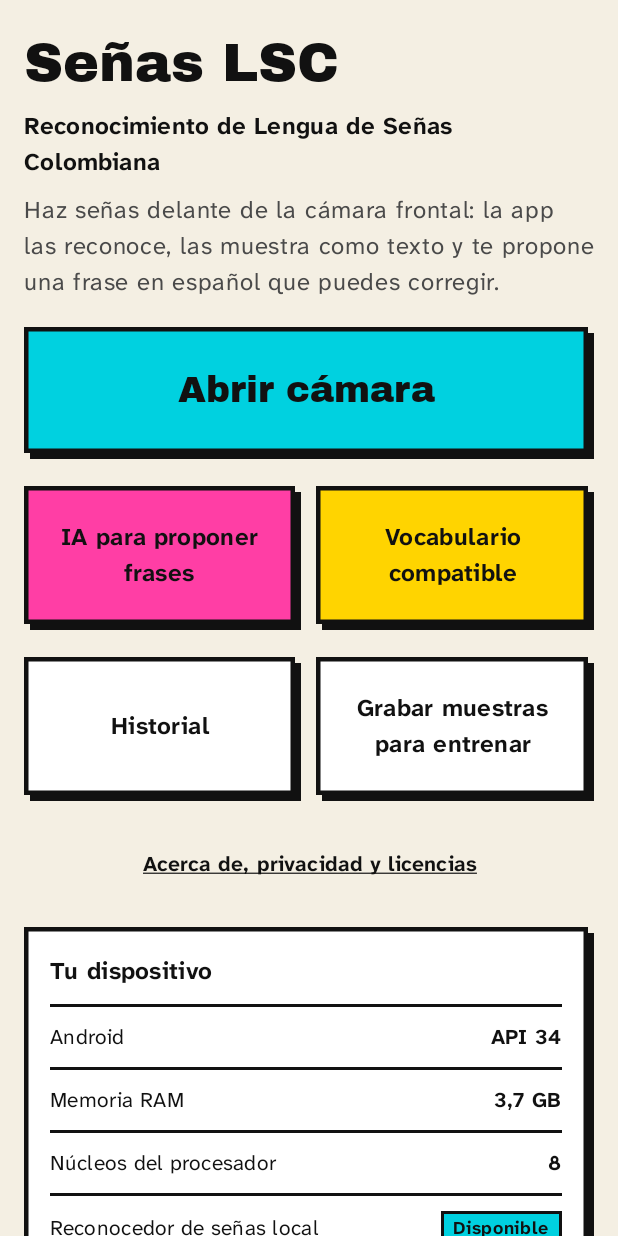
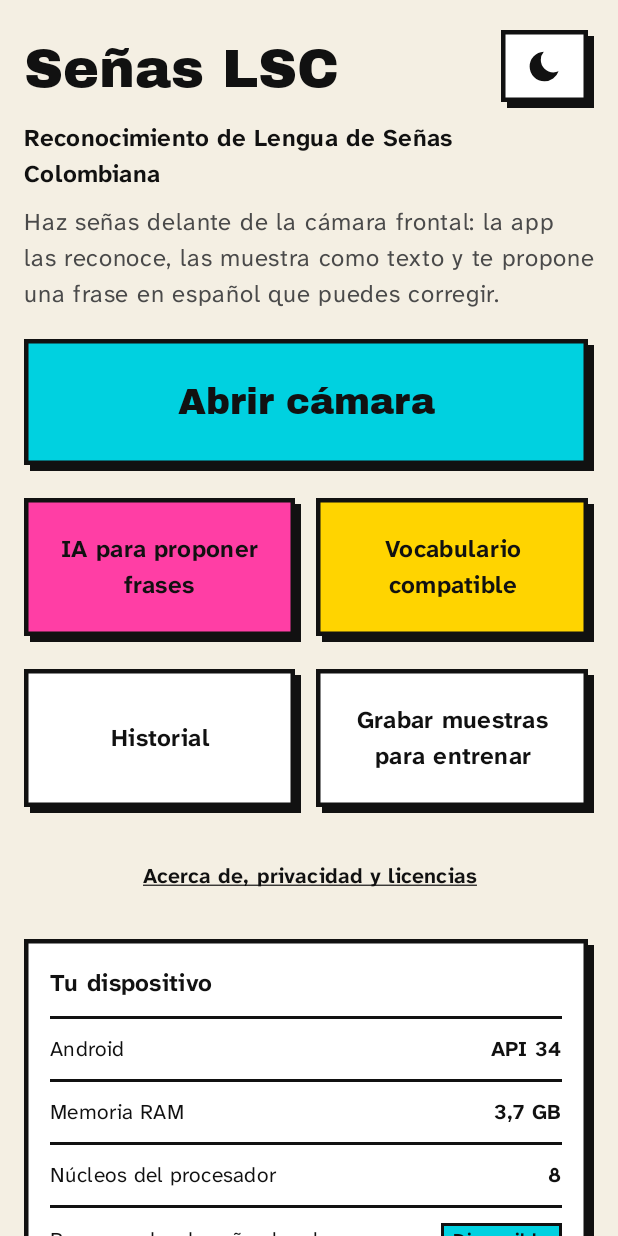
Before and after one commit to Lhansqw/senas-lsc, an Android app built with Jetpack Compose: the @Preview function VistaPreviaInicio, on a phone screen of 412 x 824 dp. Run offline under Robolectric (Android 15) with nearby library versions, the phone set to English and light mode, and no system bars.

Commit message:
feat(ui): botón para cambiar entre modo claro y oscuro
Está en la cabecera de Inicio. Hasta que se toca, la app sigue el tema del sistema; después recuerda la elección. Los íconos de la barra de estado siguen al tema de la app, y en la cámara quedan siempre claros.

```diff
--- a/app/src/main/kotlin/com/lhansqw/senaslsc/SenasApp.kt
+++ b/app/src/main/kotlin/com/lhansqw/senaslsc/SenasApp.kt
@@ -9,6 +9,7 @@ import com.lhansqw.senaslsc.historial.ServicioHistorial
 import com.lhansqw.senaslsc.ia.PreferenciasIa
 import com.lhansqw.senaslsc.ia.PreferenciasIaRemota
 import com.lhansqw.senaslsc.interpreter.litertlm.GestorModeloLenguaje
+import com.lhansqw.senaslsc.ui.theme.PreferenciasTema
 import kotlinx.coroutines.CoroutineScope
 import kotlinx.coroutines.Dispatchers
 import kotlinx.coroutines.SupervisorJob
@@ -28,4 +29,5 @@ class SenasApp : Application() {
     val gestorModelo: GestorModeloLenguaje by lazy { GestorModeloLenguaje(this, ambito) }
     val preferenciasHistorial: PreferenciasHistorial by lazy { PreferenciasHistorial(this) }
     val historial: ServicioHistorial by lazy { ServicioHistorial(this, ambito).also { it.cargar() } }
+    val preferenciasTema: PreferenciasTema by lazy { PreferenciasTema(this) }
 }
--- a/app/src/main/kotlin/com/lhansqw/senaslsc/ui/PantallaInicio.kt
+++ b/app/src/main/kotlin/com/lhansqw/senaslsc/ui/PantallaInicio.kt
@@ -1,5 +1,7 @@
 package com.lhansqw.senaslsc.ui
 
+import androidx.compose.foundation.Canvas
+import androidx.compose.foundation.isSystemInDarkTheme
 import androidx.compose.foundation.layout.Arrangement
 import androidx.compose.foundation.layout.Column
 import androidx.compose.foundation.layout.IntrinsicSize
@@ -10,16 +12,24 @@ import androidx.compose.foundation.layout.fillMaxWidth
 import androidx.compose.foundation.layout.height
 import androidx.compose.foundation.layout.heightIn
 import androidx.compose.foundation.layout.padding
+import androidx.compose.foundation.layout.size
 import androidx.compose.foundation.rememberScrollState
 import androidx.compose.foundation.verticalScroll
+import androidx.compose.material3.LocalContentColor
 import androidx.compose.material3.MaterialTheme
 import androidx.compose.material3.Scaffold
 import androidx.compose.material3.Text
 import androidx.compose.runtime.Composable
 import androidx.compose.ui.Alignment
 import androidx.compose.ui.Modifier
+import androidx.compose.ui.geometry.Offset
+import androidx.compose.ui.geometry.Rect
 import androidx.compose.ui.graphics.Color
+import androidx.compose.ui.graphics.Path
+import androidx.compose.ui.graphics.PathOperation
+import androidx.compose.ui.graphics.StrokeCap
 import androidx.compose.ui.res.stringResource
+import androidx.compose.ui.semantics.contentDescription
 import androidx.compose.ui.semantics.heading
 import androidx.compose.ui.semantics.semantics
 import androidx.compose.ui.text.style.TextAlign
@@ -41,6 +51,9 @@ import com.lhansqw.senaslsc.ui.brutal.VarianteBoton
 import com.lhansqw.senaslsc.ui.theme.ColoresBrutal
 import com.lhansqw.senaslsc.ui.theme.LocalBrutal
 import com.lhansqw.senaslsc.ui.theme.TemaSenasLSC
+import kotlin.math.PI
+import kotlin.math.cos
+import kotlin.math.sin
 
 @Composable
 fun PantallaInicio(
@@ -52,6 +65,8 @@ fun PantallaInicio(
     onAbrirVocabulario: () -> Unit,
     onAbrirAcerca: () -> Unit,
     onAbrirGrabacion: () -> Unit,
+    oscuro: Boolean,
+    onAlternarTema: () -> Unit,
     modifier: Modifier = Modifier,
 ) {
     val brutal = LocalBrutal.current
@@ -64,11 +79,14 @@ fun PantallaInicio(
             verticalArrangement = Arrangement.spacedBy(18.dp),
         ) {
             Column(verticalArrangement = Arrangement.spacedBy(8.dp)) {
-                Text(
-                    text = stringResource(R.string.app_name),
-                    style = MaterialTheme.typography.displaySmall,
-                    modifier = Modifier.semantics { heading() },
-                )
+                Row(verticalAlignment = Alignment.CenterVertically, horizontalArrangement = Arrangement.spacedBy(12.dp)) {
+                    Text(
+                        text = stringResource(R.string.app_name),
+                        style = MaterialTheme.typography.displaySmall,
+                        modifier = Modifier.weight(1f).semantics { heading() },
+                    )
+                    BotonTema(oscuro, onAlternarTema)
+                }
                 Text(text = stringResource(R.string.inicio_titulo), style = MaterialTheme.typography.titleMedium)
                 Text(
                     text = stringResource(R.string.inicio_descripcion),
@@ -108,6 +126,52 @@ fun PantallaInicio(
             AvisoBrutal(stringResource(R.string.limitaciones_texto), titulo = stringResource(R.string.limitaciones_titulo))
 
             Insignia(stringResource(R.string.inicio_version, BuildConfig.VERSION_NAME))
+        }
+    }
+}
+
+/**
+ * Cambia entre modo claro y oscuro. Muestra el modo al que se pasa: un sol en oscuro, una luna en
+ * claro. TalkBack lee la acción, no el dibujo.
+ */
+@Composable
+private fun BotonTema(oscuro: Boolean, onAlternar: () -> Unit) {
+    val accion = stringResource(if (oscuro) R.string.inicio_modo_claro else R.string.inicio_modo_oscuro)
+    BotonBrutal(
+        onClick = onAlternar,
+        variante = VarianteBoton.Secundario,
+        modifier = Modifier.semantics { contentDescription = accion },
+    ) {
+        val tinta = LocalContentColor.current
+        Canvas(Modifier.size(22.dp)) {
+            val centro = center
+            if (oscuro) {
+                // Sol: círculo y ocho rayos.
+                val r = size.minDimension * 0.22f
+                drawCircle(tinta, radius = r, center = centro)
+                repeat(8) { i ->
+                    val angulo = i * PI / 4
+                    val dir = Offset(cos(angulo).toFloat(), sin(angulo).toFloat())
+                    drawLine(
+                        tinta,
+                        start = centro + dir * (r + size.minDimension * 0.1f),
+                        end = centro + dir * (size.minDimension * 0.5f),
+                        strokeWidth = size.minDimension * 0.1f,
+                        cap = StrokeCap.Square,
+                    )
+                }
+            } else {
+                // Luna: un círculo al que otro, desplazado, le quita un bocado.
+                val r = size.minDimension * 0.45f
+                val luna = Path().apply {
+                    op(
+                        Path().apply { addOval(Rect(centro, r)) },
+                        Path().apply { addOval(Rect(centro + Offset(r * 0.6f, -r * 0.45f), r * 0.85f)) },
+                        PathOperation.Difference,
+                    )
+                }
+                drawPath(luna, tinta)
+            }
         }
     }
 }
@@ -194,7 +258,7 @@ private fun Valor(texto: String) {
 private fun VistaPreviaInicio() {
     val perfil = PerfilDispositivo(nivelApi = 34, ramTotalMb = 3_800, esDispositivoBajaMemoria = false, nucleos = 8)
     TemaSenasLSC {
-        PantallaInicio(perfil, EvaluadorCapacidad.evaluar(perfil), onAbrirCamara = {}, onAbrirIa = {}, onAbrirHistorial = {}, onAbrirVocabulario = {}, onAbrirAcerca = {}, onAbrirGrabacion = {})
+        PantallaInicio(perfil, EvaluadorCapacidad.evaluar(perfil), onAbrirCamara = {}, onAbrirIa = {}, onAbrirHistorial = {}, onAbrirVocabulario = {}, onAbrirAcerca = {}, onAbrirGrabacion = {}, oscuro = isSystemInDarkTheme(), onAlternarTema = {})
     }
 }
 
@@ -203,6 +267,6 @@ private fun VistaPreviaInicio() {
 private fun VistaPreviaInicioGamaBaja() {
     val perfil = PerfilDispositivo(nivelApi = 26, ramTotalMb = 1_500, esDispositivoBajaMemoria = true, nucleos = 4)
     TemaSenasLSC {
-        PantallaInicio(perfil, EvaluadorCapacidad.evaluar(perfil), onAbrirCamara = {}, onAbrirIa = {}, onAbrirHistorial = {}, onAbrirVocabulario = {}, onAbrirAcerca = {}, onAbrirGrabacion = {})
+        PantallaInicio(perfil, EvaluadorCapacidad.evaluar(perfil), onAbrirCamara = {}, onAbrirIa = {}, onAbrirHistorial = {}, onAbrirVocabulario = {}, onAbrirAcerca = {}, onAbrirGrabacion = {}, oscuro = isSystemInDarkTheme(), onAlternarTema = {})
     }
 }
--- a/app/src/main/res/values/strings.xml
+++ b/app/src/main/res/values/strings.xml
@@ -19,6 +19,8 @@
     <string name="inicio_abrir_vocabulario">Vocabulario compatible</string>
     <string name="inicio_abrir_grabacion">Grabar muestras para entrenar</string>
     <string name="inicio_abrir_acerca">Acerca de, privacidad y licencias</string>
+    <string name="inicio_modo_claro">Cambiar a modo claro</string>
+    <string name="inicio_modo_oscuro">Cambiar a modo oscuro</string>
     <string name="inicio_version">Versión %1$s</string>
 
     <string name="dispositivo_titulo">Tu dispositivo</string>
```
Also changed, not shown: app/src/main/kotlin/com/lhansqw/senaslsc/MainActivity.kt (+29 -1 lines), app/src/main/kotlin/com/lhansqw/senaslsc/ui/theme/PreferenciasTema.kt (added, +27 -0 lines).
